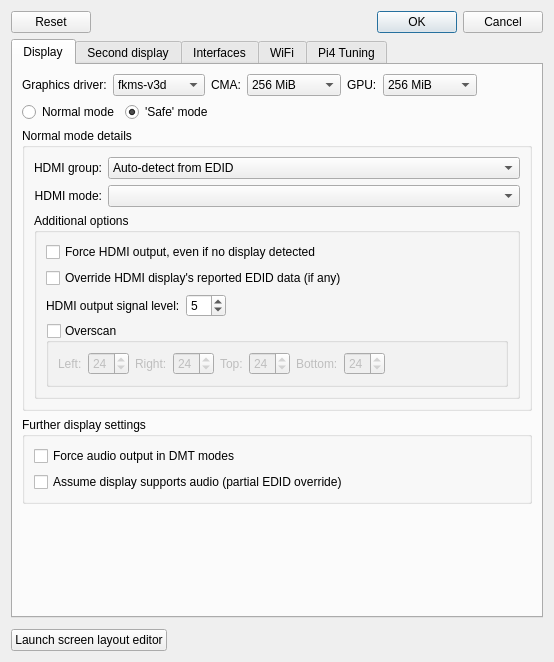
numerunix/pyconfig_gen, file pyconfig_gen/pyconfig_gen_dialog.ui: the form before one commit.
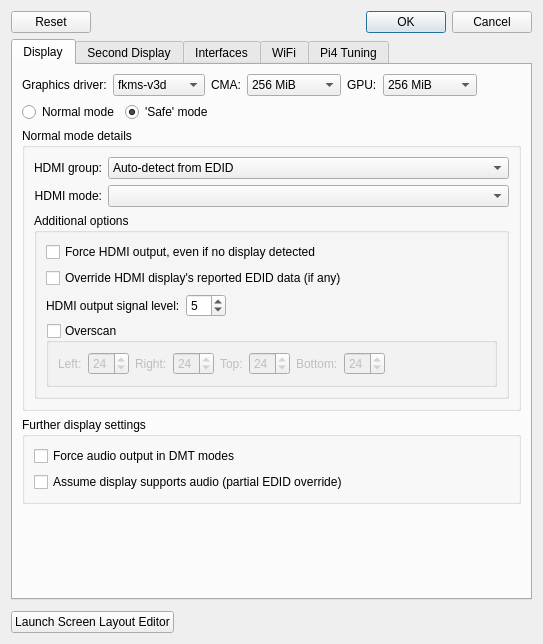
The form after the commit. Icons and pictures are not drawn.

Commit message: Fix capitalization; make XAUTHORITY env query more robust

Diff of the .ui file:
```diff
--- a/pyconfig_gen/pyconfig_gen_dialog.ui
+++ b/pyconfig_gen/pyconfig_gen_dialog.ui
@@ -6,8 +6,8 @@
    <rect>
     <x>0</x>
     <y>0</y>
-    <width>554</width>
-    <height>662</height>
+    <width>543</width>
+    <height>644</height>
    </rect>
   </property>
   <property name="sizePolicy">
@@ -617,7 +617,7 @@
      </widget>
      <widget class="QWidget" name="second_display_tab">
       <attribute name="title">
-       <string>Second display</string>
+       <string>Second Display</string>
       </attribute>
       <layout class="QVBoxLayout" name="verticalLayout_7">
        <item>
@@ -1171,7 +1171,7 @@
         <string>&lt;html&gt;&lt;head/&gt;&lt;body&gt;&lt;p&gt;&lt;span style=&quot; font-weight:600;&quot;&gt;Launch screen layout editor&lt;/span&gt;&lt;/p&gt;&lt;p&gt;This button starts the &lt;span style=&quot; font-weight:600;&quot;&gt;arandr&lt;/span&gt; program, which you can use to specify how your (possibly dual-monitor) display is laid out (horizontally stacked, vertically stacked, rotated &lt;span style=&quot; font-style:italic;&quot;&gt;etc&lt;/span&gt;.). You can also use this program to change the &lt;span style=&quot; font-style:italic;&quot;&gt;resolution&lt;/span&gt; of the attached HDMI display(s), without rebooting (provided the desired resolution is one the target display reported as being supported within the selected-at-boot HDMI group (CEA or DMT)).&lt;/p&gt;&lt;p&gt;You can &lt;span style=&quot; font-weight:600;&quot;&gt;save&lt;/span&gt; your changes within the arandr program to a script file. If you do so to the location &lt;span style=&quot; font-style:italic;&quot;&gt;~/.screenlayout/default.sh&lt;/span&gt;, they will automatically be applied for you each login.&lt;/p&gt;&lt;p&gt;The arandr program can also be started via the menu (it lives at &lt;span style=&quot; font-family:'monospace';&quot;&gt;Applications&lt;/span&gt; → &lt;span style=&quot; font-family:'monospace';&quot;&gt;Settings&lt;/span&gt; → &lt;span style=&quot; font-family:'monospace';&quot;&gt;ARandR&lt;/span&gt;).&lt;/p&gt;&lt;/body&gt;&lt;/html&gt;</string>
        </property>
        <property name="text">
-        <string>Launch screen layout editor</string>
+        <string>Launch Screen Layout Editor</string>
        </property>
       </widget>
      </item>
```
Left out of the diff: 2 changed lines with no effect on the pictures. The commit also changes 2 other files.
